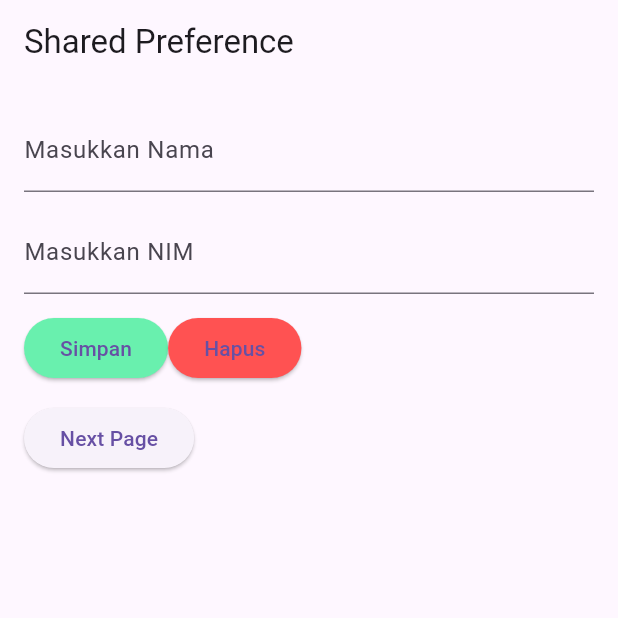
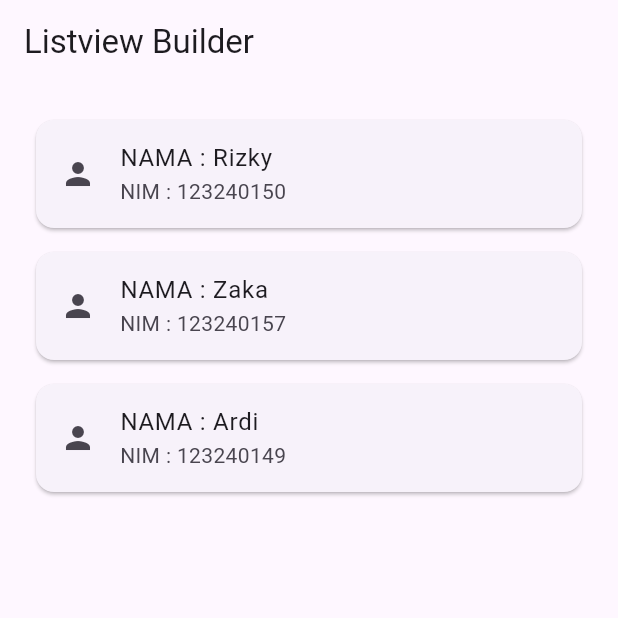
Before and after one commit to rizkyadde23/belajar_flutter, a Flutter app: the screen it shows after launch, on a phone screen of 412 x 824 dp, the top half of it. Run offline on Flutter 3.47's test engine with Material 3 defaults, Android fonts, the phone set to English and light mode, and no system bars.

Commit message:
ListView Builder App

```diff
--- a/lib/main.dart
+++ b/lib/main.dart
@@ -11,7 +11,7 @@ class MyApp extends StatelessWidget {
     return MaterialApp(
       title: "StateFull Widget",
       debugShowCheckedModeBanner: false,
-      home: const LocalStoragePage(),
+      home: HomePage(),
     );
   }
 }
--- a/lib/pages/home.dart
+++ b/lib/pages/home.dart
@@ -1,104 +1,35 @@
 import 'package:flutter/material.dart';
-import 'package:shared_preferences/shared_preferences.dart';
-import 'future_builder.dart';
 
-class LocalStoragePage extends StatefulWidget{
-  const LocalStoragePage({super.key});
+class HomePage extends StatelessWidget{
+  HomePage({super.key});
+  final List<Map<String,String>> daftarMahasiswa = [
+    {'nama': 'Rizky', 'nim': '123240150'},
+    {'nama': 'Zaka', 'nim': '123240157'},
+    {'nama': 'Ardi', 'nim': '123240149'},
+  ];
+
 
   @override
-  State<LocalStoragePage> createState() => _LocalStoragePageState();
+  Widget build(BuildContext context) {
+    return Scaffold(
+      appBar: AppBar(title: Text("Listview Builder"),),
+      body: Padding(padding: EdgeInsets.all(16),
+      child:
+        ListView.builder(
+          itemCount: daftarMahasiswa.length,
+          itemBuilder: (context, index){
+          final mahasiswa = daftarMahasiswa[index];
+          return Card(
+            margin: EdgeInsets.all(8),
+            child: ListTile(
+              leading: Icon(Icons.person),
+              title: Text('NAMA : ${mahasiswa['nama']}'),
+              subtitle: Text('NIM : ${mahasiswa['nim']}'),
+            ),
+          );
+        }
+        )
+      ),
+      );
+  }
 }
-
-class _LocalStoragePageState extends State<LocalStoragePage>{
-final TextEditingController namaController = TextEditingController();
-final TextEditingController nimController = TextEditingController();
-
-String? savedNama;
-String? savedNim;
-
-@override
-void initState(){
-  super.initState();
-  loadData();
-}
-
-Future<void> loadData() async {
-  final prefs = await SharedPreferences.getInstance();
-  setState(() {
-    savedNama = prefs.getString('nama');
-    savedNim = prefs.getString('nim');
-  });
-}
-
-Future<void> simpanData() async {
-  final prefs = await SharedPreferences.getInstance();
-  await prefs.setString('nama', namaController.text);
-  await prefs.setString('nim', nimController.text);
-  loadData();
-}
-
-Future<void> hapusData() async {
-  final prefs = await SharedPreferences.getInstance();
-  await prefs.remove('nama');
-  await prefs.remove('nim');
-  setState(() {
-    savedNama = null;
-    savedNim = null;
-  });
-}
-
-@override
-void dispose() {
-  namaController.dispose();
-  nimController.dispose();
-  super.dispose();
-}
-
-@override
-Widget build(BuildContext context){
-  return Scaffold(
-    appBar: AppBar(title: Text("Shared Preference"),
-    ),
-    body: Padding(padding: EdgeInsets.all(16),
-    child: Column(
-    crossAxisAlignment: CrossAxisAlignment.start,
-    children: [
-      TextField(
-        controller: namaController,
-        decoration: InputDecoration(
-          labelText: "Masukkan Nama"
-        ),
-      ),
-      const SizedBox(height: 12,),
-      TextField(
-        controller: nimController,
-        decoration: InputDecoration(
-          labelText: "Masukkan NIM"
-        ),
-      ),
-      const SizedBox(height: 12,),
-      Row(
-        children: [
-          ElevatedButton(onPressed: simpanData,
-           style: ElevatedButton.styleFrom(backgroundColor: Colors.greenAccent),
-           child: Text("Simpan")),
-          ElevatedButton(onPressed: hapusData,
-          style: ElevatedButton.styleFrom(backgroundColor: Colors.redAccent),
-          child:Text("Hapus"),
-          )
-        ],
-      ),
-      const SizedBox(height: 12,),
-      ElevatedButton(onPressed: (){
-        Navigator.push(context, MaterialPageRoute(builder: (context) => FutureBuilderPage(
-          nama : savedNama,
-          nim: savedNim,
-        )));
-      }, child: Text("Next Page"))
-    ],
-    ),
-    ),
-  );
-}
-
-}
```
Also changed, not shown: lib/pages/future_builder.dart (deleted, +0 -59 lines).
